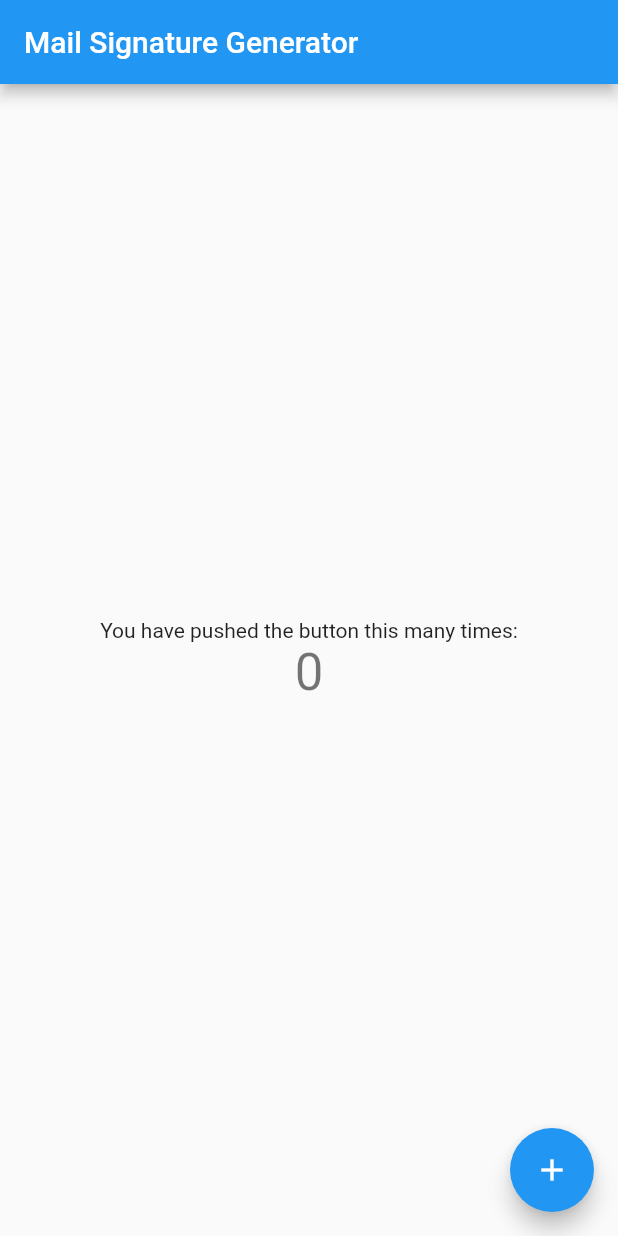
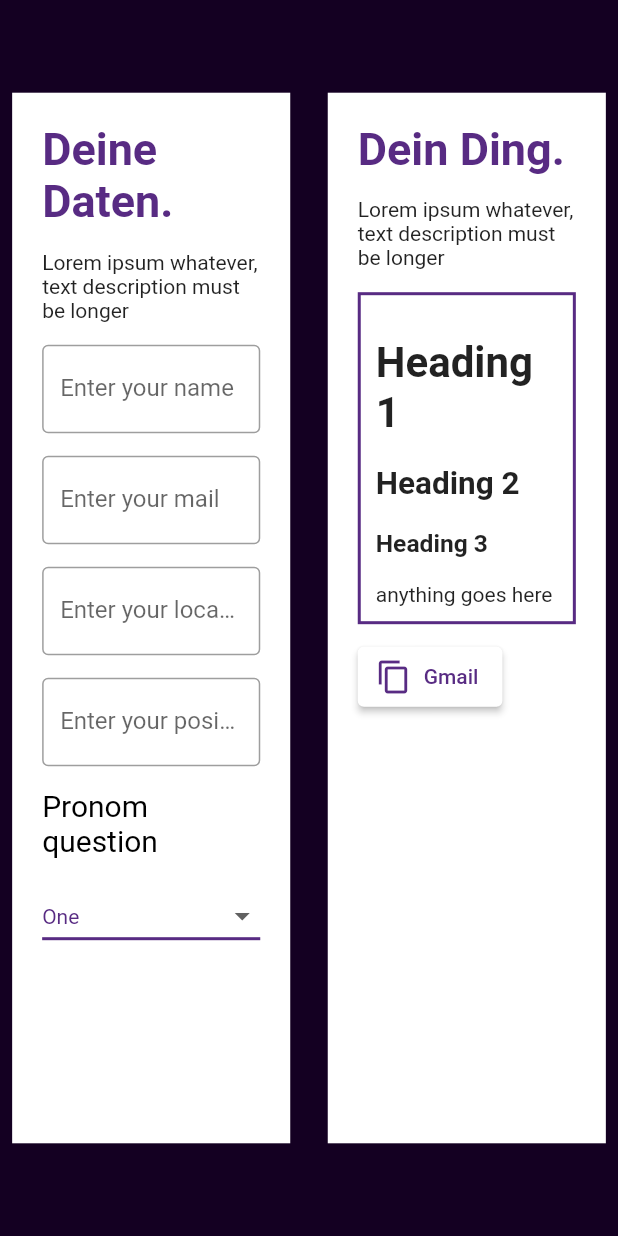
Before and after one commit to voltbonn/signature.volt.link, a Flutter app: the screen it shows after launch, on a phone screen of 412 x 824 dp. Run offline on Flutter 3.47's test engine with Material 2 defaults, Android fonts, the phone set to English and light mode, and no system bars; drawn by our look-alikes of flutter_widget_from_html_core; our stand-ins replace confetti.

Commit message:
Added - Core design

```diff
--- a/signature_volt_link/lib/main.dart
+++ b/signature_volt_link/lib/main.dart
@@ -1,4 +1,8 @@
+import 'package:confetti/confetti.dart';
 import 'package:flutter/material.dart';
+import 'package:flutter/rendering.dart';
+import 'package:flutter_widget_from_html_core/flutter_widget_from_html_core.dart';
+import "dart:math" show pi;
 
 void main() {
   runApp(const MyApp());
@@ -7,39 +11,52 @@
 class MyApp extends StatelessWidget {
   const MyApp({Key? key}) : super(key: key);
 
-  // This widget is the root of your application.
   @override
   Widget build(BuildContext context) {
     return MaterialApp(
-      title: 'Mail Signature Generator',
+      title: 'Signatur Generator',
       theme: ThemeData(
-        // This is the theme of your application.
-        //
-        // Try running your application with "flutter run". You'll see the
-        // application has a blue toolbar. Then, without quitting the app, try
-        // changing the primarySwatch below to Colors.green and then invoke
-        // "hot reload" (press "r" in the console where you ran "flutter run",
-        // or simply save your changes to "hot reload" in a Flutter IDE).
-        // Notice that the counter didn't reset back to zero; the application
-        // is not restarted.
-        primarySwatch: Colors.blue,
+          primaryColor: const Color.fromARGB(255, 88, 43, 131),
+          primarySwatch: const MaterialColor(
+            0x582b83, // 0% comes in here, this will be color picked if no shade is selected when defining a Color property which doesn’t require a swatch.
+            <int, Color>{
+              50: Color(0xff69408f), //10%
+              100: Color(0xff79559c), //20%
+              200: Color(0xff8a6ba8), //30%
+              300: Color(0xff9b80b5), //40%
+              400: Color(0xffac95c1), //50%
+              500: Color(0xffbcaacd), //60%
+              600: Color(0xffcdbfda), //70%
+              700: Color(0xffded5e6), //80%
+              800: Color(0xffeeeaf3), //90%
+              900: Color(0xffffffff), //100%
+            },
           ),
-      home: const MyHomePage(title: 'Mail Signature Generator'),
+          textTheme: const TextTheme(
+            headline1: TextStyle(
+              color: Color.fromARGB(255, 88, 43, 131),
+              fontWeight: FontWeight.bold,
+              fontSize: 30,
+            ),
+            headline2: TextStyle(
+              color: Colors.black,
+              fontSize: 20,
+            ),
+          ),
+          elevatedButtonTheme: ElevatedButtonThemeData(
+            style: ButtonStyle(
+              foregroundColor: MaterialStateProperty.all<Color>(
+                  const Color.fromARGB(255, 88, 43, 131)),
+              backgroundColor: MaterialStateProperty.all<Color>(Colors.white),
+            ),
+          )),
+      home: const MyHomePage(title: 'Signatur Generator'),
     );
   }
 }
 
 class MyHomePage extends StatefulWidget {
   const MyHomePage({Key? key, required this.title}) : super(key: key);
-
-  // This widget is the home page of your application. It is stateful, meaning
-  // that it has a State object (defined below) that contains fields that affect
-  // how it looks.
-
-  // This class is the configuration for the state. It holds the values (in this
-  // case the title) provided by the parent (in this case the App widget) and
-  // used by the build method of the State. Fields in a Widget subclass are
-  // always marked "final".
 
   final String title;
 
@@ -48,68 +65,200 @@
 }
 
 class _MyHomePageState extends State<MyHomePage> {
-  int _counter = 0;
+  late ConfettiController _controllerTopCenter;
+  var defaultHeightSizedBox = 15.0;
+  String pronomDropdownValue = 'One';
+  @override
+  void initState() {
+    super.initState();
+    _controllerTopCenter =
+        ConfettiController(duration: const Duration(milliseconds: 500));
+  }
 
-  void _incrementCounter() {
-    setState(() {
-      // This call to setState tells the Flutter framework that something has
-      // changed in this State, which causes it to rerun the build method below
-      // so that the display can reflect the updated values. If we changed
-      // _counter without calling setState(), then the build method would not be
-      // called again, and so nothing would appear to happen.
-      _counter++;
-    });
+  @override
+  void dispose() {
+    _controllerTopCenter.dispose();
+    super.dispose();
   }
 
   @override
   Widget build(BuildContext context) {
-    // This method is rerun every time setState is called, for instance as done
-    // by the _incrementCounter method above.
-    //
-    // The Flutter framework has been optimized to make rerunning build methods
-    // fast, so that you can just rebuild anything that needs updating rather
-    // than having to individually change instances of widgets.
+    var widthDesktopCardForm = MediaQuery.of(context).size.width * 0.45;
+    var heightDesktopCardPreview = MediaQuery.of(context).size.height * 0.85;
     return Scaffold(
-      appBar: AppBar(
-        // Here we take the value from the MyHomePage object that was created by
-        // the App.build method, and use it to set our appbar title.
-        title: Text(widget.title),
-      ),
-      body: Center(
-        // Center is a layout widget. It takes a single child and positions it
-        // in the middle of the parent.
-        child: Column(
-          // Column is also a layout widget. It takes a list of children and
-          // arranges them vertically. By default, it sizes itself to fit its
-          // children horizontally, and tries to be as tall as its parent.
-          //
-          // Invoke "debug painting" (press "p" in the console, choose the
-          // "Toggle Debug Paint" action from the Flutter Inspector in Android
-          // Studio, or the "Toggle Debug Paint" command in Visual Studio Code)
-          // to see the wireframe for each widget.
-          //
-          // Column has various properties to control how it sizes itself and
-          // how it positions its children. Here we use mainAxisAlignment to
-          // center the children vertically; the main axis here is the vertical
-          // axis because Columns are vertical (the cross axis would be
-          // horizontal).
+      body: Container(
+        color: const Color.fromARGB(255, 20, 0, 34),
+        child: Center(
+          child: Row(
             mainAxisAlignment: MainAxisAlignment.center,
             children: <Widget>[
+              Container(
+                color: Colors.white,
+                width: widthDesktopCardForm,
+                height: heightDesktopCardPreview,
+                child: Padding(
+                  padding: const EdgeInsets.fromLTRB(20, 20, 20, 20),
+                  child: Column(
+                    crossAxisAlignment: CrossAxisAlignment.start,
+                    children: [
+                      Text(
+                        "Deine Daten.",
+                        style: Theme.of(context).textTheme.headline1,
+                      ),
+                      SizedBox(
+                        height: defaultHeightSizedBox,
+                      ),
                       const Text(
-              'You have pushed the button this many times:',
+                          "Lorem ipsum whatever, text description must be longer"),
+                      SizedBox(
+                        height: defaultHeightSizedBox,
+                      ),
+                      const TextField(
+                        decoration: InputDecoration(
+                          border: OutlineInputBorder(),
+                          labelText: 'Enter your name',
+                          hintText: 'Test',
+                        ),
+                      ),
+                      SizedBox(
+                        height: defaultHeightSizedBox,
+                      ),
+                      const TextField(
+                        decoration: InputDecoration(
+                          border: OutlineInputBorder(),
+                          labelText: 'Enter your mail',
+                        ),
+                      ),
+                      SizedBox(
+                        height: defaultHeightSizedBox,
+                      ),
+                      const TextField(
+                        decoration: InputDecoration(
+                          border: OutlineInputBorder(),
+                          labelText: 'Enter your location',
+                        ),
+                      ),
+                      SizedBox(
+                        height: defaultHeightSizedBox,
+                      ),
+                      const TextField(
+                        decoration: InputDecoration(
+                          border: OutlineInputBorder(),
+                          labelText: 'Enter your position',
+                        ),
+                      ),
+                      SizedBox(
+                        height: defaultHeightSizedBox,
                       ),
                       Text(
-              '$_counter',
-              style: Theme.of(context).textTheme.headline4,
+                        "Pronom question",
+                        style: Theme.of(context).textTheme.headline2,
+                      ),
+                      SizedBox(
+                        height: defaultHeightSizedBox,
+                      ),
+                      DropdownButton(
+                        isExpanded: true,
+                        value: pronomDropdownValue,
+                        icon: const Icon(Icons.arrow_drop_down),
+                        iconSize: 24,
+                        elevation: 16,
+                        style: TextStyle(color: Theme.of(context).primaryColor),
+                        underline: Container(
+                          height: 2,
+                          color: Theme.of(context).primaryColor,
+                        ),
+                        onChanged: (String? newValue) {
+                          setState(() {
+                            pronomDropdownValue = newValue!;
+                          });
+                        },
+                        items: <String>['One', 'Two', 'Free', 'Four']
+                            .map<DropdownMenuItem<String>>((String value) {
+                          return DropdownMenuItem<String>(
+                            value: value,
+                            child: Text(value),
+                          );
+                        }).toList(),
                       ),
                     ],
                   ),
                 ),
-      floatingActionButton: FloatingActionButton(
-        onPressed: _incrementCounter,
-        tooltip: 'Increment',
-        child: const Icon(Icons.add),
-      ), // This trailing comma makes auto-formatting nicer for build methods.
+              ),
+              const SizedBox(
+                width: 25,
+              ),
+              Container(
+                color: Colors.white,
+                width: widthDesktopCardForm,
+                height: heightDesktopCardPreview,
+                child: Padding(
+                  padding: const EdgeInsets.fromLTRB(20, 20, 20, 20),
+                  child: Column(
+                    crossAxisAlignment: CrossAxisAlignment.start,
+                    children: [
+                      Align(
+                        alignment: Alignment.topCenter,
+                        child: ConfettiWidget(
+                          confettiController: _controllerTopCenter,
+                          blastDirection: pi / 3,
+                          maxBlastForce: 5, // set a lower max blast force
+                          minBlastForce: 2, // set a lower min blast force
+                          emissionFrequency: 0.05,
+                          numberOfParticles: 50, // a lot of particles at once
+                          gravity: 0.5,
+                        ),
+                      ),
+                      Text(
+                        "Dein Ding.",
+                        style: Theme.of(context).textTheme.headline1,
+                      ),
+                      SizedBox(
+                        height: defaultHeightSizedBox,
+                      ),
+                      const Text(
+                          "Lorem ipsum whatever, text description must be longer"),
+                      SizedBox(
+                        height: defaultHeightSizedBox,
+                      ),
+                      Container(
+                        decoration: BoxDecoration(
+                          border: Border.all(
+                              width: 2, color: Theme.of(context).primaryColor),
+                        ),
+                        child: const Padding(
+                          padding: EdgeInsets.all(10),
+                          child: HtmlWidget(
+                            '''
+  <h1>Heading 1</h1>
+  <h2>Heading 2</h2>
+  <h3>Heading 3</h3>
+  <!-- anything goes here -->
+  ''',
+                          ),
+                        ),
+                      ),
+                      SizedBox(
+                        height: defaultHeightSizedBox,
+                      ),
+                      Container(
+                        height: 40,
+                        child: ElevatedButton.icon(
+                          onPressed: () {
+                            _controllerTopCenter.play();
+                          },
+                          icon: const Icon(Icons.copy),
+                          label: const Text('Gmail'),
+                        ),
+                      ),
+                    ],
+                  ),
+                ),
+              ),
+            ],
+          ),
+        ),
+      ),
     );
   }
 }
```
Lines whose indentation alone changed are shown as unchanged.
